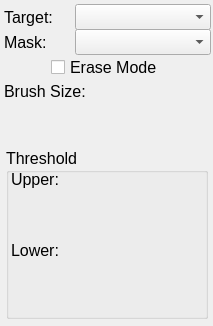
Qt form src/Interface/ToolInterface/PaintToolInterface.ui (SCIInstitute/Seg3D) before a commit.
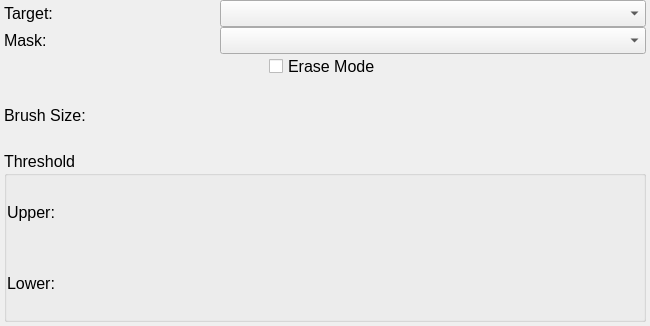
The same form after that commit.

Commit message: updates for all tool widgets, all of them should expand, but dont yet,

```diff
--- a/src/Interface/ToolInterface/PaintToolInterface.ui
+++ b/src/Interface/ToolInterface/PaintToolInterface.ui
@@ -6,31 +6,25 @@
    <rect>
     <x>0</x>
     <y>0</y>
-    <width>213</width>
+    <width>650</width>
     <height>326</height>
    </rect>
   </property>
   <property name="sizePolicy">
-   <sizepolicy hsizetype="Fixed" vsizetype="Fixed">
+   <sizepolicy hsizetype="MinimumExpanding" vsizetype="Fixed">
     <horstretch>0</horstretch>
     <verstretch>0</verstretch>
    </sizepolicy>
   </property>
   <property name="minimumSize">
    <size>
-    <width>213</width>
+    <width>0</width>
     <height>326</height>
    </size>
   </property>
   <property name="maximumSize">
    <size>
-    <width>213</width>
-    <height>326</height>
-   </size>
-  </property>
-  <property name="baseSize">
-   <size>
-    <width>213</width>
+    <width>16777215</width>
     <height>326</height>
    </size>
   </property>
@@ -42,66 +36,35 @@
   <property name="windowTitle">
    <string>Paint Tool</string>
   </property>
-  <widget class="QWidget" name="layoutWidget">
-   <property name="geometry">
-    <rect>
-     <x>4</x>
-     <y>54</y>
-     <width>205</width>
-     <height>27</height>
-    </rect>
+  <layout class="QVBoxLayout" name="verticalLayout_2">
+   <property name="spacing">
+    <number>0</number>
    </property>
-   <layout class="QHBoxLayout" name="eraseHLayout">
-    <item>
-     <spacer name="eraseHSpacer_left">
-      <property name="orientation">
-       <enum>Qt::Horizontal</enum>
-      </property>
-      <property name="sizeHint" stdset="0">
-       <size>
-        <width>40</width>
-        <height>20</height>
-       </size>
-      </property>
-     </spacer>
-    </item>
-    <item>
-     <widget class="QCheckBox" name="eraseCheckBox">
-      <property name="text">
-       <string>Erase Mode</string>
-      </property>
-     </widget>
-    </item>
-    <item>
-     <spacer name="eraseHSpacer_right">
-      <property name="orientation">
-       <enum>Qt::Horizontal</enum>
-      </property>
-      <property name="sizeHint" stdset="0">
-       <size>
-        <width>40</width>
-        <height>20</height>
-       </size>
-      </property>
-     </spacer>
-    </item>
-   </layout>
-  </widget>
-  <widget class="QWidget" name="layoutWidget_2">
-   <property name="geometry">
-    <rect>
-     <x>4</x>
-     <y>4</y>
-     <width>207</width>
-     <height>26</height>
-    </rect>
-   </property>
+   <property name="leftMargin">
+    <number>4</number>
+   </property>
+   <property name="topMargin">
+    <number>0</number>
+   </property>
+   <property name="rightMargin">
+    <number>4</number>
+   </property>
+   <property name="bottomMargin">
+    <number>4</number>
+   </property>
+   <item>
    <layout class="QHBoxLayout" name="activeHLayout" stretch="1,2">
     <property name="spacing">
      <number>3</number>
     </property>
     <item>
      <widget class="QLabel" name="activeLabel">
+       <property name="sizePolicy">
+        <sizepolicy hsizetype="MinimumExpanding" vsizetype="Preferred">
+         <horstretch>0</horstretch>
+         <verstretch>0</verstretch>
+        </sizepolicy>
+       </property>
       <property name="text">
        <string>Target:</string>
       </property>
@@ -109,47 +72,87 @@
     </item>
     <item>
      <widget class="QComboBox" name="activeComboBox">
+       <property name="sizePolicy">
+        <sizepolicy hsizetype="Expanding" vsizetype="Fixed">
+         <horstretch>0</horstretch>
+         <verstretch>0</verstretch>
+        </sizepolicy>
+       </property>
       <property name="layoutDirection">
        <enum>Qt::LeftToRight</enum>
       </property>
      </widget>
     </item>
    </layout>
-  </widget>
-  <widget class="QWidget" name="layoutWidget_4">
-   <property name="geometry">
-    <rect>
-     <x>4</x>
-     <y>29</y>
-     <width>207</width>
-     <height>26</height>
-    </rect>
-   </property>
+   </item>
+   <item>
    <layout class="QHBoxLayout" name="maskHLayout" stretch="1,2">
     <property name="spacing">
      <number>3</number>
     </property>
     <item>
      <widget class="QLabel" name="maskLabel">
+       <property name="sizePolicy">
+        <sizepolicy hsizetype="MinimumExpanding" vsizetype="Preferred">
+         <horstretch>0</horstretch>
+         <verstretch>0</verstretch>
+        </sizepolicy>
+       </property>
       <property name="text">
        <string>Mask:</string>
       </property>
      </widget>
     </item>
     <item>
-     <widget class="QComboBox" name="maskComboBox"/>
-    </item>
-   </layout>
-  </widget>
-  <widget class="QWidget" name="layoutWidget_5">
-   <property name="geometry">
-    <rect>
-     <x>4</x>
-     <y>80</y>
-     <width>205</width>
-     <height>22</height>
-    </rect>
-   </property>
+      <widget class="QComboBox" name="maskComboBox">
+       <property name="sizePolicy">
+        <sizepolicy hsizetype="MinimumExpanding" vsizetype="Fixed">
+         <horstretch>0</horstretch>
+         <verstretch>0</verstretch>
+        </sizepolicy>
+       </property>
+      </widget>
+     </item>
+    </layout>
+   </item>
+   <item>
+    <layout class="QHBoxLayout" name="eraseHLayout">
+     <item>
+      <spacer name="eraseHSpacer_left">
+       <property name="orientation">
+        <enum>Qt::Horizontal</enum>
+       </property>
+       <property name="sizeHint" stdset="0">
+        <size>
+         <width>40</width>
+         <height>20</height>
+        </size>
+       </property>
+      </spacer>
+     </item>
+     <item>
+      <widget class="QCheckBox" name="eraseCheckBox">
+       <property name="text">
+        <string>Erase Mode</string>
+       </property>
+      </widget>
+     </item>
+     <item>
+      <spacer name="eraseHSpacer_right">
+       <property name="orientation">
+        <enum>Qt::Horizontal</enum>
+       </property>
+       <property name="sizeHint" stdset="0">
+        <size>
+         <width>40</width>
+         <height>20</height>
+        </size>
+       </property>
+      </spacer>
+     </item>
+    </layout>
+   </item>
+   <item>
    <layout class="QHBoxLayout" name="brushHLayout">
     <property name="spacing">
      <number>0</number>
@@ -175,15 +178,36 @@
      </spacer>
     </item>
    </layout>
-  </widget>
+   </item>
+   <item>
+    <layout class="QVBoxLayout" name="verticalLayout">
+     <property name="spacing">
+      <number>0</number>
+     </property>
+     <property name="sizeConstraint">
+      <enum>QLayout::SetDefaultConstraint</enum>
+     </property>
+    </layout>
+   </item>
+   <item>
   <widget class="QGroupBox" name="thresholdGroupBox">
-   <property name="geometry">
-    <rect>
-     <x>6</x>
-     <y>148</y>
-     <width>202</width>
+     <property name="sizePolicy">
+      <sizepolicy hsizetype="MinimumExpanding" vsizetype="Fixed">
+       <horstretch>0</horstretch>
+       <verstretch>0</verstretch>
+      </sizepolicy>
+     </property>
+     <property name="minimumSize">
+      <size>
+       <width>0</width>
      <height>171</height>
-    </rect>
+      </size>
+     </property>
+     <property name="maximumSize">
+      <size>
+       <width>16777215</width>
+       <height>171</height>
+      </size>
    </property>
    <property name="title">
     <string>Threshold</string>
@@ -191,37 +215,14 @@
    <property name="flat">
     <bool>false</bool>
    </property>
-   <widget class="QWidget" name="layoutWidget_6">
-    <property name="geometry">
-     <rect>
-      <x>5</x>
-      <y>112</y>
-      <width>193</width>
-      <height>51</height>
-     </rect>
-    </property>
-    <layout class="QHBoxLayout" name="lowerHLayout_bottom"/>
-   </widget>
-   <widget class="QWidget" name="layoutWidget_7">
-    <property name="geometry">
-     <rect>
-      <x>5</x>
-      <y>41</y>
-      <width>193</width>
-      <height>51</height>
-     </rect>
-    </property>
-    <layout class="QHBoxLayout" name="upperHLayout_bottom"/>
-   </widget>
-   <widget class="QWidget" name="layoutWidget_8">
-    <property name="geometry">
-     <rect>
-      <x>5</x>
-      <y>20</y>
-      <width>193</width>
-      <height>22</height>
-     </rect>
-    </property>
+     <layout class="QVBoxLayout" name="verticalLayout_3">
+      <property name="spacing">
+       <number>0</number>
+      </property>
+      <property name="margin">
+       <number>0</number>
+      </property>
+      <item>
     <layout class="QHBoxLayout" name="upperHLayout_top">
      <item>
       <widget class="QLabel" name="upperLabel">
@@ -244,16 +245,11 @@
       </spacer>
      </item>
     </layout>
-   </widget>
-   <widget class="QWidget" name="layoutWidget_9">
-    <property name="geometry">
-     <rect>
-      <x>5</x>
-      <y>91</y>
-      <width>193</width>
-      <height>22</height>
-     </rect>
-    </property>
+      </item>
+      <item>
+       <layout class="QHBoxLayout" name="upperHLayout_bottom"/>
+      </item>
+      <item>
     <layout class="QHBoxLayout" name="lowerHLayout_top">
      <item>
       <widget class="QLabel" name="lowerLabel">
@@ -276,26 +272,14 @@
       </spacer>
      </item>
     </layout>
-   </widget>
-  </widget>
-  <widget class="QWidget" name="layoutWidget">
-   <property name="geometry">
-    <rect>
-     <x>4</x>
-     <y>101</y>
-     <width>205</width>
-     <height>51</height>
-    </rect>
-   </property>
-   <layout class="QVBoxLayout" name="verticalLayout">
-    <property name="spacing">
-     <number>0</number>
-    </property>
-    <property name="sizeConstraint">
-     <enum>QLayout::SetDefaultConstraint</enum>
-    </property>
-   </layout>
-  </widget>
+      </item>
+      <item>
+       <layout class="QHBoxLayout" name="lowerHLayout_bottom"/>
+      </item>
+     </layout>
+    </widget>
+   </item>
+  </layout>
  </widget>
  <resources/>
  <connections/>
```
Lines whose indentation alone changed are shown as unchanged. The commit also changes 36 other files.
